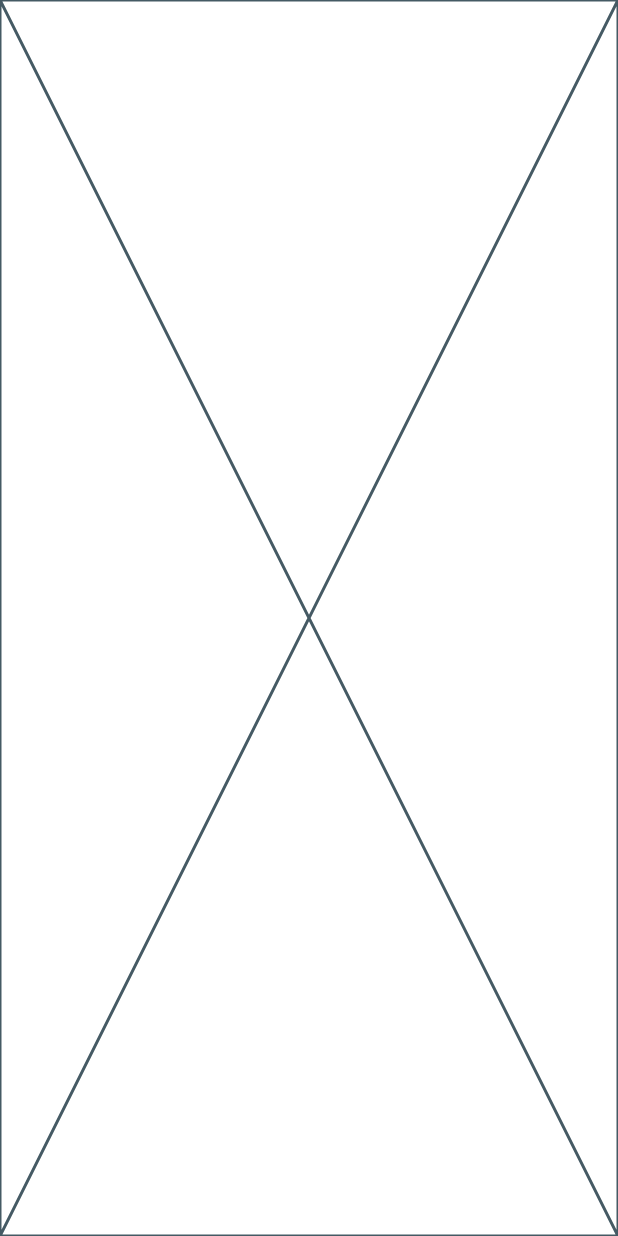
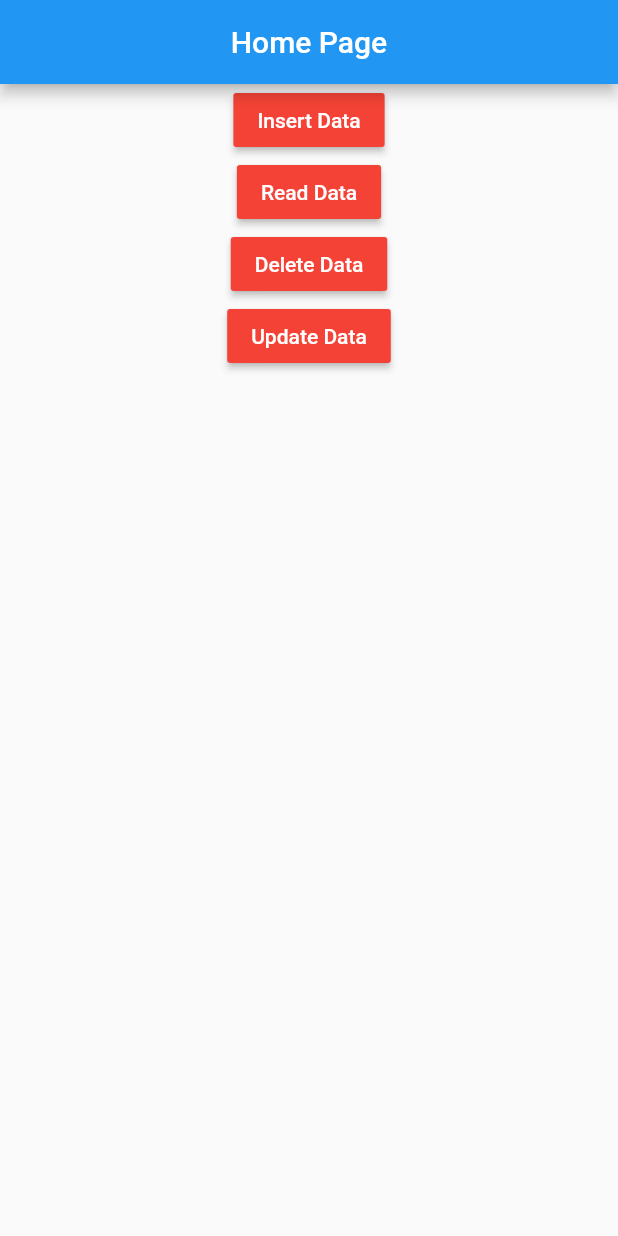
Before and after one commit to alialialiali123321/WA_Sqflite_Note_App, a Flutter app: the screen it shows after launch, on a phone screen of 412 x 824 dp. Run offline on Flutter 3.47's test engine with Material 2 defaults, Android fonts, the phone set to English and light mode, and no system bars; our stand-ins replace sqflite; accounts and stored records are empty.

Commit message:
( insert update delete select ) Sqflite

```diff
--- a/lib/home_page.dart
+++ b/lib/home_page.dart
@@ -1,10 +1,72 @@
+import 'dart:developer';
+
 import 'package:flutter/material.dart';
 
-class HomePage extends StatelessWidget {
+import 'sqldb.dart';
+
+class HomePage extends StatefulWidget {
   const HomePage({super.key});
 
   @override
+  State<HomePage> createState() => _HomePageState();
+}
+
+class _HomePageState extends State<HomePage> {
+  SqlDb sqlDb = SqlDb();
+
+  @override
   Widget build(BuildContext context) {
-    return const Placeholder();
+    return Scaffold(
+      appBar: AppBar(
+        centerTitle: true,
+        title: const Text('Home Page'),
+      ),
+      body: Center(
+        child: Column(
+          children: [
+            MaterialButton(
+              color: Colors.red,
+              textColor: Colors.white,
+              child: const Text('Insert Data'),
+              onPressed: () async {
+                int response = await sqlDb.insertData(
+                    sql: 'INSERT INTO "Notes" ("note") VALUES ("note one")');
+                log(response.toString());
+              },
+            ),
+            MaterialButton(
+              color: Colors.red,
+              textColor: Colors.white,
+              child: const Text('Read Data'),
+              onPressed: () async {
+                List<Map<String, Object?>> response =
+                    await sqlDb.readData(sql: 'SELECT * FROM "Notes"');
+                log(response.toString());
+              },
+            ),
+            MaterialButton(
+              color: Colors.red,
+              textColor: Colors.white,
+              child: const Text('Delete Data'),
+              onPressed: () async {
+                int response = await sqlDb.deleteData(
+                    sql: 'DELETE FROM "Notes" WHERE id = 2');
+                log(response.toString());
+              },
+            ),
+            MaterialButton(
+              color: Colors.red,
+              textColor: Colors.white,
+              child: const Text('Update Data'),
+              onPressed: () async {
+                int response = await sqlDb.updateData(
+                    sql: 'UPDATE "Notes" SET "note" = "note six" WHERE id = 1');
+                log(response.toString());
+              },
+            ),
+          ],
+        ),
+      ),
+    );
   }
 }
```
